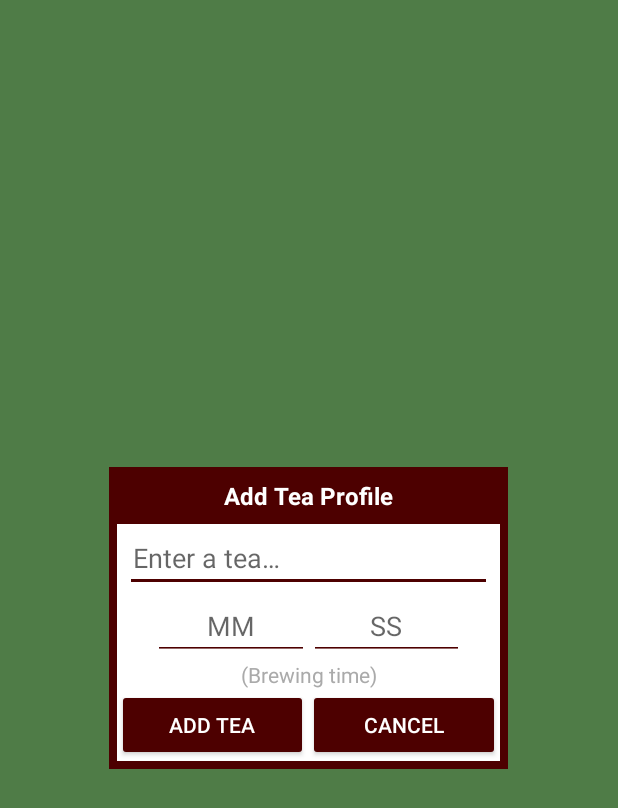
After one commit to Addison-Dalton/teatime, an Android app: the layout add_tea_profile_popup.xml on its own in the app's theme, with its tools: preview values and no code run, on a phone screen of 412 x 824 dp. The commit adds this screen. Shown: the top 808 px of the screen. Run offline under Robolectric (Android 15) with nearby library versions, the phone set to English and light mode, and no system bars.

Commit message:
added popup window for adding new tea profile

```diff
--- a/app/src/main/java/com/addisondalton/teatime/MainActivity.java
+++ b/app/src/main/java/com/addisondalton/teatime/MainActivity.java
@@ -1,11 +1,20 @@
 package com.addisondalton.teatime;
 
+import android.app.ActionBar;
+import android.app.Activity;
 import android.support.v7.app.AppCompatActivity;
 import android.os.Bundle;
+import android.support.v7.widget.LinearLayoutCompat;
 import android.util.Log;
+import android.view.Gravity;
+import android.view.LayoutInflater;
 import android.view.View;
+import android.view.ViewGroup;
 import android.widget.Button;
+import android.widget.EditText;
+import android.widget.PopupWindow;
 import android.widget.Spinner;
+import android.widget.Toast;
 
 public class MainActivity extends AppCompatActivity implements SpinnerClickListener {
     TeaProfileAdapter teaProfileAdapter;
@@ -20,6 +29,14 @@ public class MainActivity extends AppCompatActivity implements SpinnerClickListe
         }
 
         setTeaProfileAdapter();
+
+        Button showAddTeaProfilePopup = findViewById(R.id.btn_show_add_tea_profile_popup);
+        showAddTeaProfilePopup.setOnClickListener(new View.OnClickListener() {
+            @Override
+            public void onClick(View view) {
+                showPopup();
+            }
+        });
     }
 
     //detects long click on an item within the spinner containing tea profiles. Presents a delete
@@ -88,6 +105,38 @@ public class MainActivity extends AppCompatActivity implements SpinnerClickListe
         setTeaProfileAdapter();
     }
 
+    private void showPopup(){
+        LayoutInflater layoutInflater = (LayoutInflater) getBaseContext().getSystemService(LAYOUT_INFLATER_SERVICE);
+        View addTeaProfilePopup = layoutInflater.inflate(R.layout.add_tea_profile_popup, null);
+        final PopupWindow teaProfilePopupWindow = new PopupWindow(addTeaProfilePopup, ViewGroup.LayoutParams.WRAP_CONTENT, ViewGroup.LayoutParams.WRAP_CONTENT,true);
+
+        teaProfilePopupWindow.setTouchable(true);
+        teaProfilePopupWindow.setFocusable(true);
+
+        teaProfilePopupWindow.showAtLocation(addTeaProfilePopup, Gravity.CENTER, 0, 0);
+
+        final EditText teaName = addTeaProfilePopup.findViewById(R.id.et_popup_tea_name);
+        EditText teaMinutes = addTeaProfilePopup.findViewById(R.id.et_popup_minutes);
+        EditText teaSeconds = addTeaProfilePopup.findViewById(R.id.et_popup_seconds);
+        Button addTeaProfile = addTeaProfilePopup.findViewById(R.id.btn_popup_add_tea);
+        Button cancelAddTeaProfile = addTeaProfilePopup.findViewById(R.id.btn_popup_cancel);
+
+        addTeaProfile.setOnClickListener(new View.OnClickListener() {
+            @Override
+            public void onClick(View view) {
+                Toast.makeText(getApplicationContext(), "Tea added.", Toast.LENGTH_SHORT).show();
+                teaProfilePopupWindow.dismiss();
+            }
+        });
+
+        cancelAddTeaProfile.setOnClickListener(new View.OnClickListener() {
+            @Override
+            public void onClick(View view) {
+                teaProfilePopupWindow.dismiss();
+            }
+        });
+    }
+
     //TODO fiddle with how I want the text to react with the delete button present. May just hide text altogether.
     //TODO Whatever I do to text, when the user clicks off the delete button and text should return to normal if the user did not delete the profile
     //TODO add first option of spinner to be "select tea profile" make sure it can't be chosen as actual option
--- a/app/src/main/res/layout/activity_main.xml
+++ b/app/src/main/res/layout/activity_main.xml
@@ -134,7 +134,7 @@
         android:text="@string/btn_start" />
 
     <Button
-        android:id="@+id/button3"
+        android:id="@+id/btn_show_add_tea_profile_popup"
         android:layout_width="50dp"
         android:layout_height="50dp"
         android:layout_marginTop="4dp"
--- /dev/null
+++ b/app/src/main/res/layout/add_tea_profile_popup.xml
@@ -0,0 +1,109 @@
+<?xml version="1.0" encoding="utf-8"?>
+<LinearLayout
+    xmlns:android="http://schemas.android.com/apk/res/android"
+    android:layout_width="wrap_content"
+    android:layout_height="wrap_content"
+    android:orientation="vertical"
+    android:background="@color/colorPrimary"
+    android:layout_gravity="center">
+
+    <TextView
+        android:id="@+id/tv_popup_title"
+        android:layout_width="250dp"
+        android:layout_height="wrap_content"
+        android:gravity="center"
+        android:textStyle="bold"
+        android:textSize="16sp"
+        android:layout_margin="8dp"
+        android:text="@string/popup_title" />
+
+    <LinearLayout
+        android:layout_width="match_parent"
+        android:layout_height="wrap_content"
+        android:background="@android:color/white"
+        android:layout_marginStart="5dp"
+        android:layout_marginEnd="5dp"
+        android:orientation="vertical">
+
+        <EditText
+            android:id="@+id/et_popup_tea_name"
+            android:layout_width="match_parent"
+            android:layout_height="wrap_content"
+            android:layout_marginStart="5dp"
+            android:layout_marginEnd="5dp"
+            android:paddingStart="5dp"
+            android:paddingEnd="5dp"
+            android:ems="10"
+            android:inputType="textPersonName"
+            android:hint="@string/popup_tea_name_hint"
+            android:text="" />
+
+    </LinearLayout>
+
+
+    <LinearLayout
+        android:layout_width="match_parent"
+        android:layout_height="wrap_content"
+        android:background="@android:color/white"
+        android:layout_marginStart="5dp"
+        android:layout_marginEnd="5dp"
+        android:orientation="horizontal">
+
+        <EditText
+            android:id="@+id/et_popup_minutes"
+            android:layout_width="wrap_content"
+            android:layout_height="wrap_content"
+            android:layout_weight="1"
+            android:layout_marginStart="24dp"
+            android:gravity="center_horizontal"
+            android:ems="10"
+            android:hint="MM"
+            android:inputType="number" />
+
+        <EditText
+            android:id="@+id/et_popup_seconds"
+            android:layout_width="wrap_content"
+            android:layout_height="wrap_content"
+            android:layout_weight="1"
+            android:layout_marginEnd="24dp"
+            android:gravity="center_horizontal"
+            android:ems="10"
+            android:hint="SS"
+            android:inputType="number" />
+    </LinearLayout>
+
+    <TextView
+        android:id="@+id/textView2"
+        android:layout_width="match_parent"
+        android:layout_height="wrap_content"
+        android:background="@android:color/white"
+        android:layout_marginStart="5dp"
+        android:layout_marginEnd="5dp"
+        android:gravity="center"
+        android:textColor="@android:color/darker_gray"
+        android:text="(Brewing time)" />
+
+    <LinearLayout
+        android:layout_width="match_parent"
+        android:layout_height="wrap_content"
+        android:orientation="horizontal"
+        android:background="@android:color/white"
+        android:layout_marginStart="5dp"
+        android:layout_marginEnd="5dp"
+        android:layout_marginBottom="5dp">
+
+        <Button
+            android:id="@+id/btn_popup_add_tea"
+            android:layout_width="wrap_content"
+            android:layout_height="wrap_content"
+            android:layout_weight="1"
+            android:text="@string/popup_btn_add_tea" />
+
+        <Button
+            android:id="@+id/btn_popup_cancel"
+            android:layout_width="wrap_content"
+            android:layout_height="wrap_content"
+            android:layout_weight="1"
+            android:text="@string/popup_btn_cancel" />
+    </LinearLayout>
+</LinearLayout>
--- a/app/src/main/res/values/strings.xml
+++ b/app/src/main/res/values/strings.xml
@@ -7,4 +7,10 @@
     <string name="btn_delete">Delete</string>
     <string name="spinner_index_tag"></string>
     <string name="btn_add_tea_profile">+</string>
+    <string name="popup_tea_name_hint">Enter a tea…</string>
+    <string name="popup_title">Add Tea Profile</string>
+    <string name="popup_minutes">MM</string>
+    <string name="popup_seconds">SS</string>
+    <string name="popup_btn_add_tea">Add Tea</string>
+    <string name="popup_btn_cancel">Cancel</string>
 </resources>
--- a/app/src/main/res/values/styles.xml
+++ b/app/src/main/res/values/styles.xml
@@ -9,7 +9,8 @@
         <item name="android:windowBackground">@color/colorwindowBackground</item>
         <item name="android:textColor">@color/colorTextPrimary</item>
         <item name="colorButtonNormal">@color/colorPrimary</item>
-        <item name="colorControlNormal">@android:color/white</item>
+        <item name="colorControlNormal">@color/colorPrimary</item>
+        <item name="colorControlActivated">@color/colorPrimary</item>
         <item name="colorControlHighlight">@color/colorAccent</item>
     </style>
 
```
